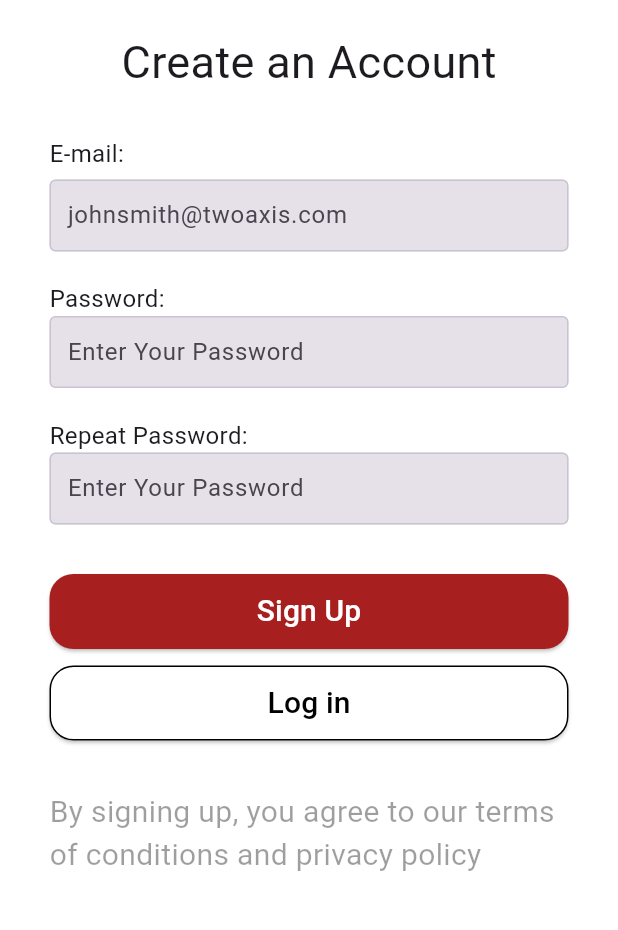
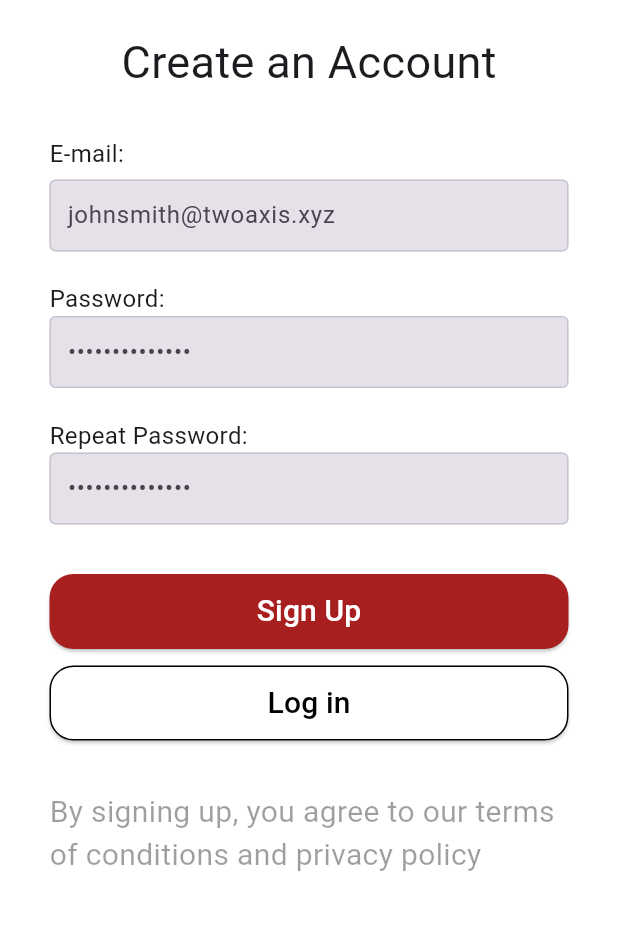
Before and after one commit to twoaxis/ecommerce, a Flutter app: the screen it shows after launch, after a tap on "Sign up", on a phone screen of 412 x 824 dp, the part 214-1144 px from its top. Run offline on Flutter 3.47's test engine with Material 3 defaults, Android fonts, the phone set to English and light mode, and no system bars.

Commit message:
add text

```diff
--- a/ecommerce_mobile/lib/pages/log_in.dart
+++ b/ecommerce_mobile/lib/pages/log_in.dart
@@ -38,7 +38,7 @@ class LogIn extends StatelessWidget {
                 FieldLabel(text: "E-mail:"),
                 CustomTextField.CustomTextField(
                   textInputType: TextInputType.emailAddress,
-                  hint_text: 'Enter Your Email',
+                  hint_text: 'johnsmith@twoaxis.xyz',
                   isPassword: false,
                 ),
                 SizedBox(
@@ -47,7 +47,7 @@ class LogIn extends StatelessWidget {
                 FieldLabel(text: 'Password:'),
                 CustomTextField.CustomTextField(
                   textInputType: TextInputType.emailAddress,
-                  hint_text: 'Enter Your Password',
+                  hint_text: '••••••••••••••',
                   isPassword: true,
                 ),
                 SizedBox(
--- a/ecommerce_mobile/lib/pages/sign_up.dart
+++ b/ecommerce_mobile/lib/pages/sign_up.dart
@@ -40,7 +40,7 @@ class Sign_up extends StatelessWidget {
                 ),
                 CustomTextField.CustomTextField(
                   textInputType: TextInputType.emailAddress,
-                  hint_text: 'johnsmith@twoaxis.com',
+                  hint_text: 'johnsmith@twoaxis.xyz',
                   isPassword: false,
                 ),
                 SizedBox(
@@ -49,7 +49,7 @@ class Sign_up extends StatelessWidget {
                 FieldLabel(text: 'Password:'),
                 CustomTextField.CustomTextField(
                   textInputType: TextInputType.emailAddress,
-                  hint_text: 'Enter Your Password',
+                  hint_text: '••••••••••••••',
                   isPassword: true,
                 ),
                 SizedBox(
@@ -58,7 +58,7 @@ class Sign_up extends StatelessWidget {
                 FieldLabel(text: 'Repeat Password:'),
                 CustomTextField.CustomTextField(
                   textInputType: TextInputType.emailAddress,
-                  hint_text: 'Enter Your Password',
+                  hint_text: '••••••••••••••',
                   isPassword: true,
                 ),
                 SizedBox(
```
